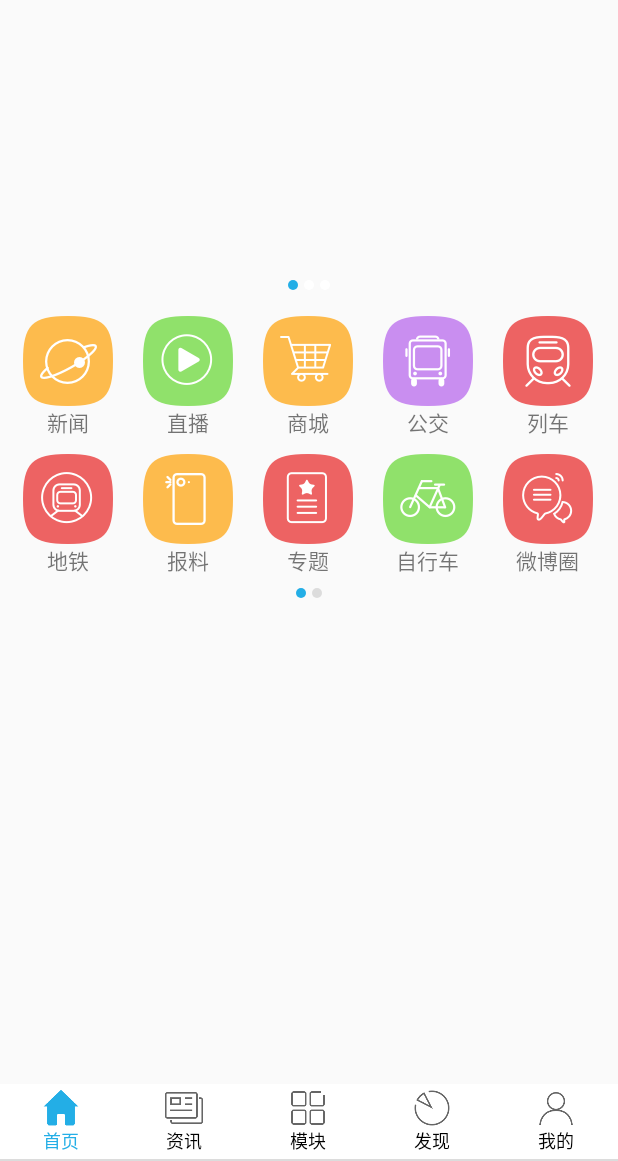
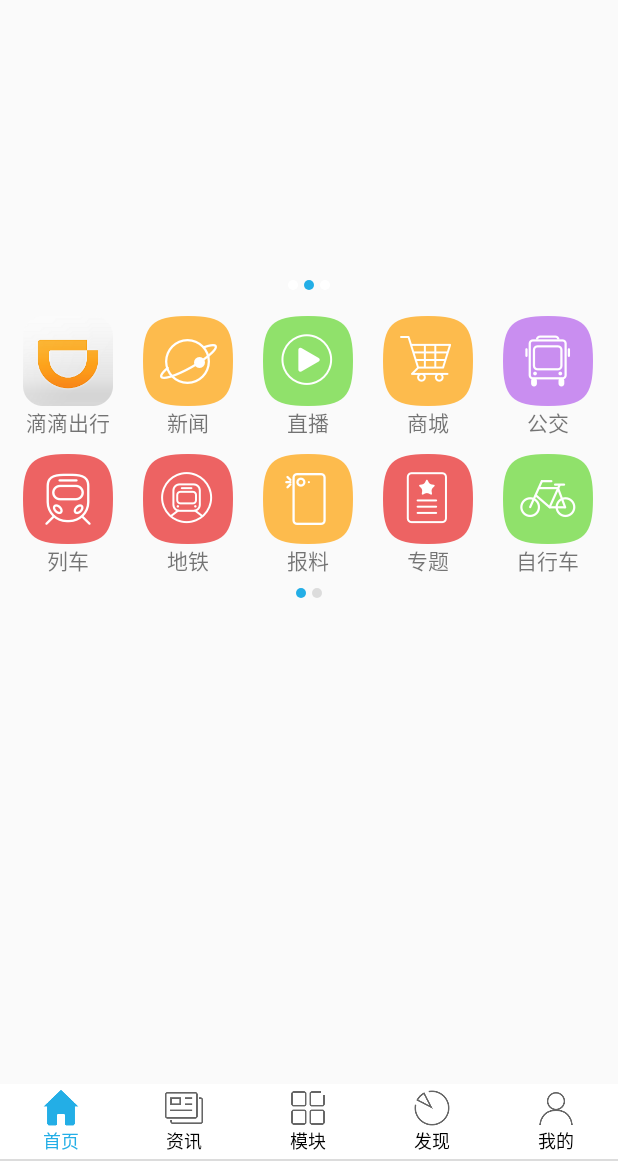
Before and after one commit to allenwithcj/ZXMS, an Android app: the screen it shows after launch (MainActivity), after a tap on "新闻", on a phone screen of 412 x 824 dp, the part 75-1236 px from its top. Run offline under Robolectric (Android 15) with nearby library versions, the phone set to English and light mode, and no system bars; our stand-ins replace ButterKnife, CircleImageView; libraries missing offline, so code that uses them is left out: com.baidu.location, com.baidu.mapapi, com.sdu.didi; pictures from the network do not load; 10 statements that could not run were skipped.

```diff
--- a/app/build.gradle
+++ b/app/build.gradle
@@ -36,6 +36,8 @@
     compile 'de.greenrobot:greendao:1.3.7'
     /**zxing**/
     compile project(':lib-zxing')
+    /**滴滴出行**/
+    compile project(':lib-didi')
     /** 权限  **/
     compile 'pub.devrel:easypermissions:0.2.0'
     compile files('libs/pinyin4j-2.5.0.jar')
@@ -46,5 +48,5 @@
     /**gson**/
     compile 'com.squareup.retrofit2:converter-gson:2.0.2'
     compile 'com.github.bumptech.glide:glide:3.7.0'
-    compile 'com.android.support:design:25.2.0'
+    compile 'com.android.support:design:24.2.0'
 }
--- a/app/src/main/java/com/zxms/application/MyApplication.java
+++ b/app/src/main/java/com/zxms/application/MyApplication.java
@@ -6,12 +6,14 @@
 import android.os.Vibrator;
 
 import com.baidu.mapapi.SDKInitializer;
+import com.sdu.didi.openapi.DIOpenSDK;
 import com.umeng.socialize.Config;
 import com.umeng.socialize.PlatformConfig;
 import com.umeng.socialize.UMShareAPI;
 import com.zxms.baidu.service.LocationService;
 import com.zxms.dao.DaoMaster;
 import com.zxms.dao.DaoSession;
+import com.zxms.utils.Constants;
 
 import cn.jpush.android.api.JPushInterface;
 
@@ -36,6 +38,8 @@
         UMShareAPI.get(this);
         JPushInterface.setDebugMode(true); 	// 设置开启日志,发布时请关闭日志
         JPushInterface.init(this);     		// 初始化 JPush
+        //滴滴出行
+        DIOpenSDK.registerApp(this, Constants.appid, Constants.secret);
         /***
          * 初始化定位sdk，建议在Application中创建
          */
--- a/app/src/main/java/com/zxms/fragment/HomePageFragment.java
+++ b/app/src/main/java/com/zxms/fragment/HomePageFragment.java
@@ -38,6 +38,7 @@
 
 import com.baidu.location.BDLocation;
 import com.baidu.location.BDLocationListener;
+import com.sdu.didi.openapi.DIOpenSDK;
 import com.zxms.CityActivity;
 import com.zxms.MyCaptureActivity;
 import com.zxms.PicSelectorActivity;
@@ -51,6 +52,7 @@
 import com.zxms.zxing.activity.CodeUtils;
 
 import java.util.ArrayList;
+import java.util.HashMap;
 import java.util.List;
 
 import butterknife.BindView;
@@ -91,8 +93,9 @@
     private String[] url = {"http://pic.qiantucdn.com/58pic/17/94/38/55b08aabda62f_1024.jpg",
             "http://img.zcool.cn/community/01f5ce56e112ef6ac72531cb37bec4.png@900w_1l_2o_100sh.jpg",
             "http://img.zcool.cn/community/01517657ad89500000012e7e98f5c7.jpg@900w_1l_2o_100sh.jpg"};
-    private String[] name = {"新闻", "直播", "商城", "公交", "列车", "地铁", "报料", "专题", "自行车", "微博圈", "航班", "景点", "更多"};
-    private int[] img = {R.drawable.customize_icon_news,
+    private String[] name = {"滴滴出行","新闻", "直播", "商城", "公交", "列车", "地铁", "报料", "专题", "自行车", "微博圈", "航班", "景点", "更多"};
+    private int[] img = {R.drawable.didi,
+            R.drawable.customize_icon_news,
             R.drawable.customize_icon_live,
             R.drawable.customize_icon_huigou,
             R.drawable.customize_icon_keyun,
@@ -209,7 +212,14 @@
             gridView.setOnItemClickListener(new AdapterView.OnItemClickListener() {
                 @Override
                 public void onItemClick(AdapterView<?> parent, View view, int position, long id) {
-                    Toast.makeText(parent.getContext(), homePageMenuList.get(position + pageSize * finalJ).getName(), Toast.LENGTH_SHORT).show();
+                    String typeName = homePageMenuList.get(position + pageSize * finalJ).getName();
+                    //滴滴出行
+                    if(typeName.equals(name[0])){
+                        HashMap<String, String> map = new HashMap<String, String>();
+                        DIOpenSDK.showDDPage(getActivity(), map);
+                    }else{
+                        Toast.makeText(parent.getContext(), typeName, Toast.LENGTH_SHORT).show();
+                    }
                 }
             });
         }
--- a/app/src/main/java/com/zxms/utils/Constants.java
+++ b/app/src/main/java/com/zxms/utils/Constants.java
@@ -15,4 +15,7 @@
     public static int TIME = 3000;//3秒
     public static int ONESECOND = 1000;//1秒
     public static final int COLOR = R.color.blue;
+
+    public static final String appid ="111111";//滴滴出行
+    public static final String secret ="222222";
 }
--- /dev/null
+++ b/lib-didi/build.gradle
@@ -0,0 +1,2 @@
+configurations.create("default")
+artifacts.add("default", file('openapi2-release.aar'))
--- /dev/null
+++ b/lib-didi/src/main/java/com/example/MyClass.java
@@ -0,0 +1,4 @@
+package com.example;
+
+public class MyClass {
+}
--- a/settings.gradle
+++ b/settings.gradle
@@ -1 +1 @@
-include ':app', ':MyDaoGenerator', ':lib-zxing'
+include ':app', ':MyDaoGenerator', ':lib-zxing', ':lib-didi'
```
Also changed, not shown: app/src/main/java/com/zxms/didi/MydidiActivity.java (added, +10 -0 lines), app/src/main/res/drawable-hdpi/didi.png (added), 7 other files.
